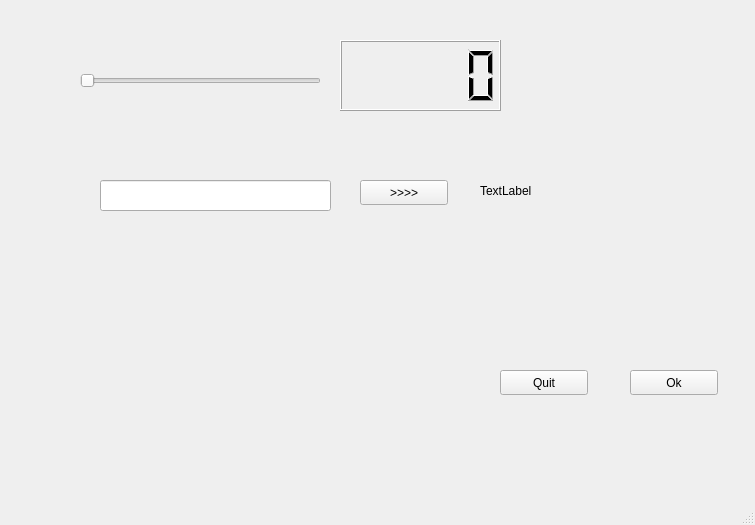
This is helloqt/mainwindow.ui in agostinhobritojr/dca1202 as Qt 5 draws it before an edit. The edited form follows.
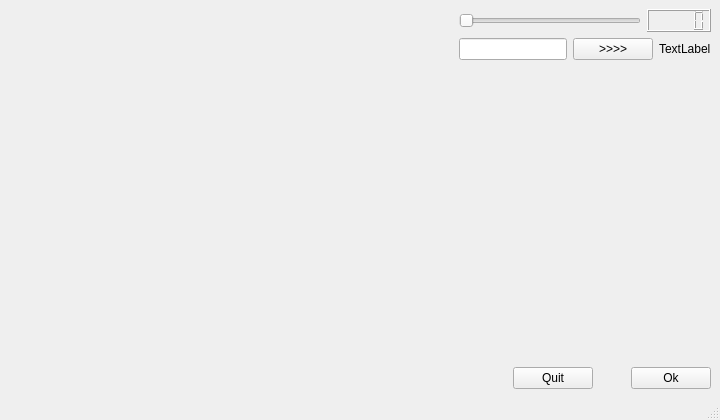
This is the edited form. Custom widgets are drawn as their Qt base class.

Diff of the .ui file:
```diff
--- a/helloqt/mainwindow.ui
+++ b/helloqt/mainwindow.ui
@@ -6,99 +6,115 @@
    <rect>
     <x>0</x>
     <y>0</y>
-    <width>755</width>
-    <height>525</height>
+    <width>720</width>
+    <height>420</height>
    </rect>
   </property>
   <property name="windowTitle">
    <string>MainWindow</string>
   </property>
   <widget class="QWidget" name="centralwidget">
-   <widget class="QPushButton" name="pushButtonQuit">
-    <property name="geometry">
-     <rect>
-      <x>500</x>
-      <y>370</y>
-      <width>88</width>
-      <height>25</height>
-     </rect>
-    </property>
-    <property name="text">
-     <string>Quit</string>
-    </property>
-   </widget>
-   <widget class="QPushButton" name="pushButtonOk">
-    <property name="geometry">
-     <rect>
-      <x>630</x>
-      <y>370</y>
-      <width>88</width>
-      <height>25</height>
-     </rect>
-    </property>
-    <property name="text">
-     <string>Ok</string>
-    </property>
-   </widget>
-   <widget class="QSlider" name="horizontalSliderValor">
-    <property name="geometry">
-     <rect>
-      <x>80</x>
-      <y>70</y>
-      <width>241</width>
-      <height>21</height>
-     </rect>
-    </property>
-    <property name="orientation">
-     <enum>Qt::Horizontal</enum>
-    </property>
-   </widget>
-   <widget class="QLCDNumber" name="lcdNumberValor">
-    <property name="geometry">
-     <rect>
-      <x>340</x>
-      <y>40</y>
-      <width>161</width>
-      <height>71</height>
-     </rect>
-    </property>
-   </widget>
-   <widget class="QLineEdit" name="lineEditAlo">
-    <property name="geometry">
-     <rect>
-      <x>100</x>
-      <y>180</y>
-      <width>231</width>
-      <height>31</height>
-     </rect>
-    </property>
-   </widget>
-   <widget class="QLabel" name="labelAlo">
-    <property name="geometry">
-     <rect>
-      <x>480</x>
-      <y>170</y>
-      <width>151</width>
-      <height>41</height>
-     </rect>
-    </property>
-    <property name="text">
-     <string>TextLabel</string>
-    </property>
-   </widget>
-   <widget class="QPushButton" name="pushButtonAlo">
-    <property name="geometry">
-     <rect>
-      <x>360</x>
-      <y>180</y>
-      <width>88</width>
-      <height>25</height>
-     </rect>
-    </property>
-    <property name="text">
-     <string>&gt;&gt;&gt;&gt;</string>
-    </property>
-   </widget>
+   <layout class="QHBoxLayout" name="horizontalLayout_4" stretch="100,0">
+    <item>
+     <widget class="Plotter" name="widget" native="true"/>
+    </item>
+    <item>
+     <layout class="QVBoxLayout" name="verticalLayout">
+      <item>
+       <layout class="QHBoxLayout" name="horizontalLayout">
+        <item>
+         <widget class="QSlider" name="horizontalSliderValor">
+          <property name="orientation">
+           <enum>Qt::Horizontal</enum>
+          </property>
+         </widget>
+        </item>
+        <item>
+         <widget class="QLCDNumber" name="lcdNumberValor"/>
+        </item>
+       </layout>
+      </item>
+      <item>
+       <layout class="QHBoxLayout" name="horizontalLayout_2">
+        <item>
+         <widget class="QLineEdit" name="lineEditAlo"/>
+        </item>
+        <item>
+         <widget class="QPushButton" name="pushButtonAlo">
+          <property name="text">
+           <string>&gt;&gt;&gt;&gt;</string>
+          </property>
+         </widget>
+        </item>
+        <item>
+         <widget class="QLabel" name="labelAlo">
+          <property name="text">
+           <string>TextLabel</string>
+          </property>
+         </widget>
+        </item>
+       </layout>
+      </item>
+      <item>
+       <spacer name="verticalSpacer">
+        <property name="orientation">
+         <enum>Qt::Vertical</enum>
+        </property>
+        <property name="sizeHint" stdset="0">
+         <size>
+          <width>20</width>
+          <height>40</height>
+         </size>
+        </property>
+       </spacer>
+      </item>
+      <item>
+       <layout class="QHBoxLayout" name="horizontalLayout_3" stretch="50,10,30,10">
+        <item>
+         <spacer name="horizontalSpacer">
+          <property name="orientation">
+           <enum>Qt::Horizontal</enum>
+          </property>
+          <property name="sizeHint" stdset="0">
+           <size>
+            <width>40</width>
+            <height>20</height>
+           </size>
+          </property>
+         </spacer>
+        </item>
+        <item>
+         <widget class="QPushButton" name="pushButtonQuit">
+          <property name="text">
+           <string>Quit</string>
+          </property>
+         </widget>
+        </item>
+        <item>
+         <spacer name="horizontalSpacer_2">
+          <property name="orientation">
+           <enum>Qt::Horizontal</enum>
+          </property>
+          <property name="sizeHint" stdset="0">
+           <size>
+            <width>40</width>
+            <height>20</height>
+           </size>
+          </property>
+         </spacer>
+        </item>
+        <item>
+         <widget class="QPushButton" name="pushButtonOk">
+          <property name="text">
+           <string>Ok</string>
+          </property>
+         </widget>
+        </item>
+       </layout>
+      </item>
+     </layout>
+    </item>
+   </layout>
   </widget>
   <widget class="QMenuBar" name="menubar">
    <property name="geometry">
@@ -112,6 +128,14 @@
   </widget>
   <widget class="QStatusBar" name="statusbar"/>
  </widget>
+ <customwidgets>
+  <customwidget>
+   <class>Plotter</class>
+   <extends>QWidget</extends>
+   <header>plotter.h</header>
+   <container>1</container>
+  </customwidget>
+ </customwidgets>
  <resources/>
  <connections/>
 </ui>
```
Left out of the diff: 2 changed lines with no effect on the pictures.
